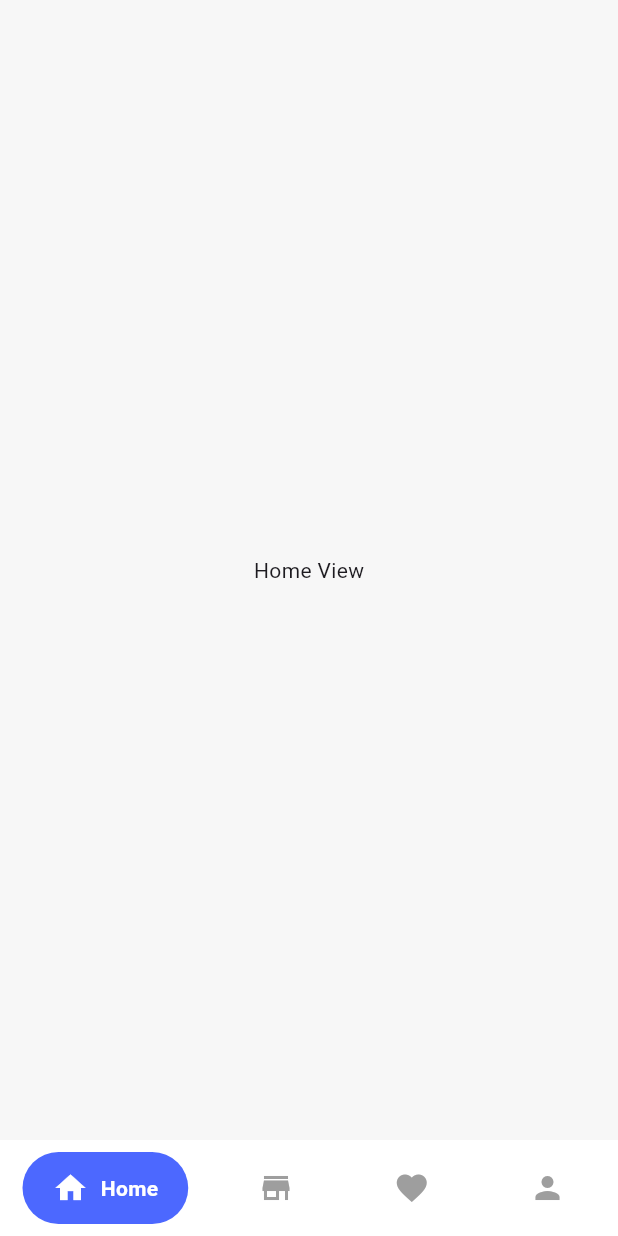
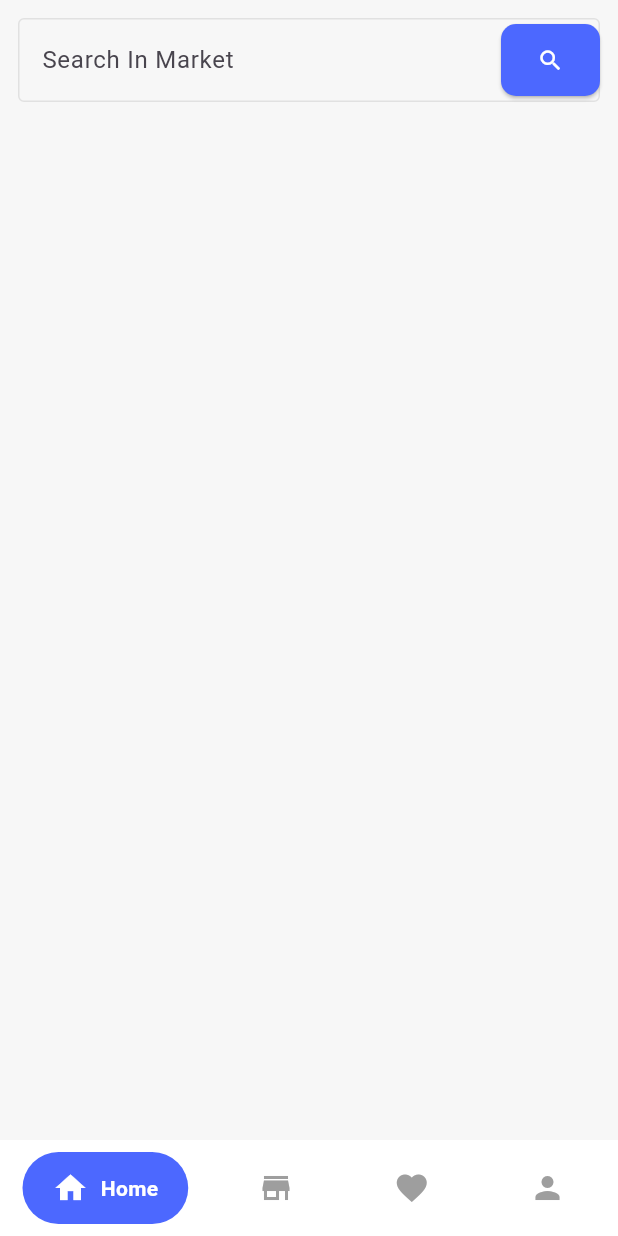
Before and after one commit to blalfayed/ecommerce_supabase, a Flutter app: the MainHomeView screen opened directly, on a phone screen of 412 x 824 dp. Run offline on Flutter 3.47's test engine with Material 3 defaults, Android fonts, the light colour scheme and no system bars; drawn by our look-alikes of google_nav_bar; our stand-ins replace flutter_bloc.

Commit message:
finish search text field

```diff
--- /dev/null
+++ b/lib/core/components/custom_search_field.dart
@@ -0,0 +1,32 @@
+import 'package:flutter/material.dart';
+
+import '../app_colors.dart';
+
+class CustomSearchField extends StatelessWidget {
+  const CustomSearchField({
+    super.key,
+  });
+
+  @override
+  Widget build(BuildContext context) {
+    return TextFormField(
+        decoration: InputDecoration(
+      suffixIcon: ElevatedButton.icon(
+        onPressed: () {},
+        label: const Icon(Icons.search),
+        style: ElevatedButton.styleFrom(
+            backgroundColor: AppColors.kPrimaryColor,
+            foregroundColor: AppColors.kWhiteColor,
+            shape: RoundedRectangleBorder(
+                borderRadius: BorderRadius.circular(10))),
+      ),
+      labelText: "Search In Market",
+      border: const OutlineInputBorder(
+          borderSide: BorderSide(color: AppColors.kBordersideColor)),
+      enabledBorder: const OutlineInputBorder(
+          borderSide: BorderSide(color: AppColors.kBordersideColor)),
+      focusedBorder: const OutlineInputBorder(
+          borderSide: BorderSide(color: AppColors.kBordersideColor)),
+    ));
+  }
+}
--- a/lib/main.dart
+++ b/lib/main.dart
@@ -1,5 +1,5 @@
 import 'package:ecommerce_supabase/core/app_colors.dart';
-import 'package:ecommerce_supabase/views/auth/ui/login_view.dart';
+import 'package:ecommerce_supabase/views/nav_bar/ui/main_home_view.dart';
 import 'package:flutter/material.dart';
 
 void main() {
@@ -20,7 +20,7 @@ class OurMarket extends StatelessWidget {
         colorScheme: ColorScheme.fromSeed(seedColor: Colors.deepPurple),
         useMaterial3: true,
       ),
-      home: const LoginView(),
+      home: MainHomeView(),
     );
   }
 }
--- a/lib/views/home/ui/home_view.dart
+++ b/lib/views/home/ui/home_view.dart
@@ -1,12 +1,19 @@
 import 'package:flutter/material.dart';
+
+import '../../../core/components/custom_Search_field.dart';
 
 class HomeView extends StatelessWidget {
   const HomeView({super.key});
 
   @override
   Widget build(BuildContext context) {
-    return const Center(
-      child: Text('Home View'),
+    return Padding(
+      padding: const EdgeInsets.all(12),
+      child: ListView(
+        children: const [
+          CustomSearchField(),
+        ],
+      ),
     );
   }
 }
```
